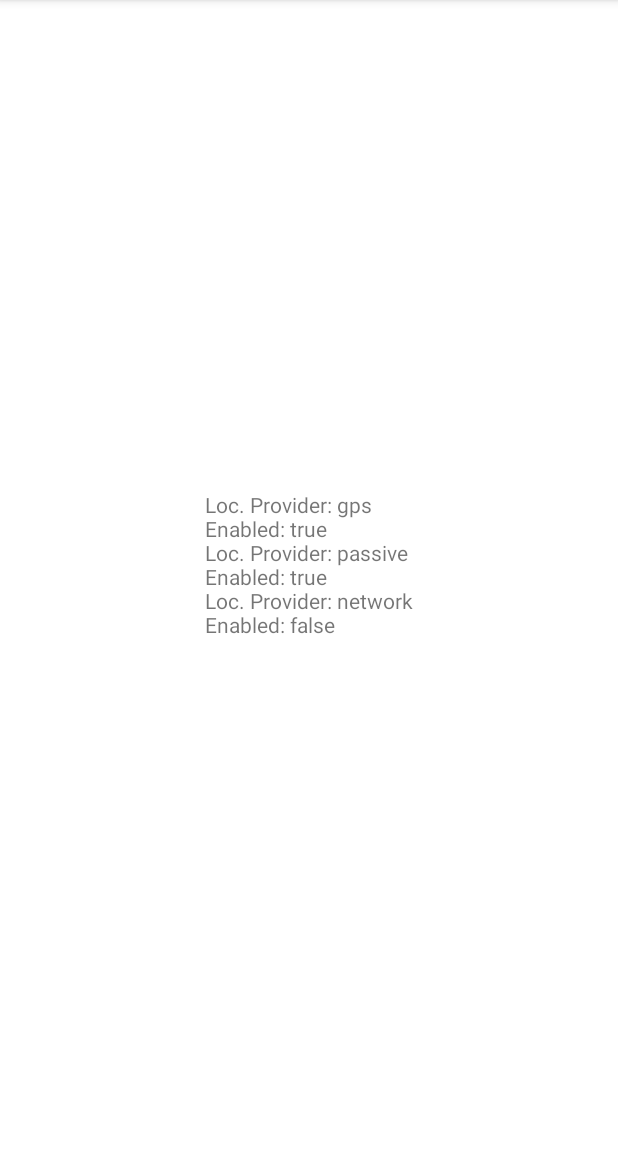
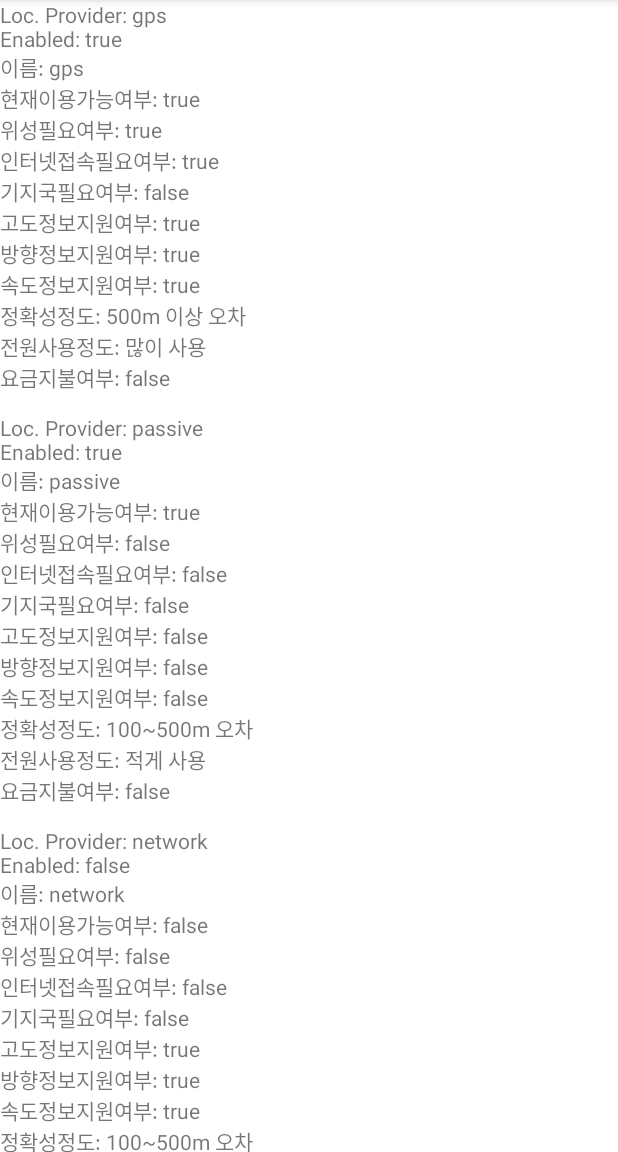
Before and after one commit to jimin9576/LocProviderInfo0414, an Android app: the screen it shows after launch (MainActivity), on a phone screen of 412 x 824 dp, the part 84-1236 px from its top. Run offline under Robolectric (Android 15) with nearby library versions, the phone set to English and light mode, and no system bars.

Commit message:
location providers' info

```diff
--- a/app/src/main/java/com/example/locproviderinfo/MainActivity.java
+++ b/app/src/main/java/com/example/locproviderinfo/MainActivity.java
@@ -2,7 +2,9 @@ package com.example.locproviderinfo;
 
 import androidx.appcompat.app.AppCompatActivity;
 
+import android.location.Criteria;
 import android.location.LocationManager;
+import android.location.LocationProvider;
 import android.os.Bundle;
 import android.widget.TextView;
 
@@ -12,6 +14,7 @@ public class MainActivity extends AppCompatActivity {
     TextView txtInfo;
     LocationManager locManager;
     List<String> locProviderList;
+    LocationProvider locProvider;
 
     @Override
     protected void onCreate(Bundle savedInstanceState) {
@@ -27,6 +30,48 @@ public class MainActivity extends AppCompatActivity {
         for(String locProvName : locProviderList){
             txtInfo.append("Loc. Provider: " + locProvName + "\n");
             txtInfo.append("Enabled: " + locManager.isProviderEnabled(locProvName) + "\n");
+
+            switch (locProvName){
+                case "gps": locProvider = locManager.getProvider(locManager.GPS_PROVIDER);
+                break;
+                case "network": locProvider = locManager.getProvider(locManager.NETWORK_PROVIDER);
+                break;
+                case "passive": locProvider = locManager.getProvider(locManager.PASSIVE_PROVIDER);
+                default: break;
+            }
+            printInfo(locProvider);
         }
     }
+
+    private void printInfo(LocationProvider locationProvider) {
+        txtInfo.append("이름: " + locationProvider.getName() + "\n");
+        txtInfo.append("현재이용가능여부: " +
+                locManager.isProviderEnabled(locationProvider.getName()) + "\n");
+        txtInfo.append("위성필요여부: " + locationProvider.requiresSatellite() + "\n");
+        txtInfo.append("인터넷접속필요여부: " + locationProvider.requiresNetwork() + "\n");
+        txtInfo.append("기지국필요여부: " + locationProvider.requiresCell() + "\n");
+        txtInfo.append("고도정보지원여부: " + locationProvider.supportsAltitude() + "\n");
+        txtInfo.append("방향정보지원여부: " + locationProvider.supportsBearing() + "\n");
+        txtInfo.append("속도정보지원여부: " + locationProvider.supportsSpeed() + "\n");
+
+        String accuracy = "";
+        switch(locationProvider.getAccuracy()) {
+            //2.3부터 사용
+            case Criteria.ACCURACY_LOW:    accuracy="500m 이상 오차"; break;
+            case Criteria.ACCURACY_MEDIUM: accuracy="100~500m 오차"; break;
+            case Criteria.ACCURACY_HIGH:   accuracy="0~100m 오차"; break;
+        }
+        txtInfo.append("정확성정도: " + accuracy + "\n");
+
+        String power = "";
+        switch(locationProvider.getPowerRequirement()) {
+            case Criteria.POWER_LOW:    power="적게 사용"; break;
+            case Criteria.POWER_MEDIUM: power="중간 사용"; break;
+            case Criteria.POWER_HIGH:   power="많이 사용"; break;
+        }
+        txtInfo.append("전원사용정도: " + power + "\n");
+
+        txtInfo.append("요금지불여부: " + locationProvider.hasMonetaryCost() + "\n");
+        txtInfo.append("\n");
+    }
 }
--- a/app/src/main/res/layout/activity_main.xml
+++ b/app/src/main/res/layout/activity_main.xml
@@ -6,14 +6,23 @@
     android:layout_height="match_parent"
     tools:context=".MainActivity">
 
-    <TextView
-        android:id="@+id/txtInfo"
-        android:layout_width="wrap_content"
-        android:layout_height="wrap_content"
-        android:text="Location Providers Info Goes Here"
-        app:layout_constraintBottom_toBottomOf="parent"
-        app:layout_constraintLeft_toLeftOf="parent"
-        app:layout_constraintRight_toRightOf="parent"
-        app:layout_constraintTop_toTopOf="parent" />
+    <ScrollView
+        android:layout_width="match_parent"
+        android:layout_height="match_parent"
+        tools:layout_editor_absoluteX="406dp"
+        tools:layout_editor_absoluteY="396dp">
+
+        <LinearLayout
+            android:layout_width="match_parent"
+            android:layout_height="wrap_content"
+            android:orientation="vertical" >
+
+            <TextView
+                android:id="@+id/txtInfo"
+                android:layout_width="wrap_content"
+                android:layout_height="wrap_content"
+                android:text="Location Providers Info Goes Here" />
+        </LinearLayout>
+    </ScrollView>
 
 </androidx.constraintlayout.widget.ConstraintLayout>
```
